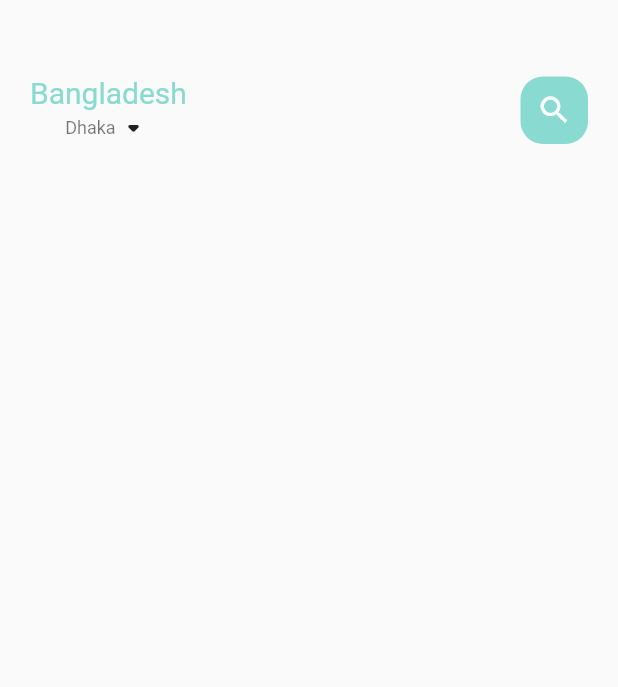
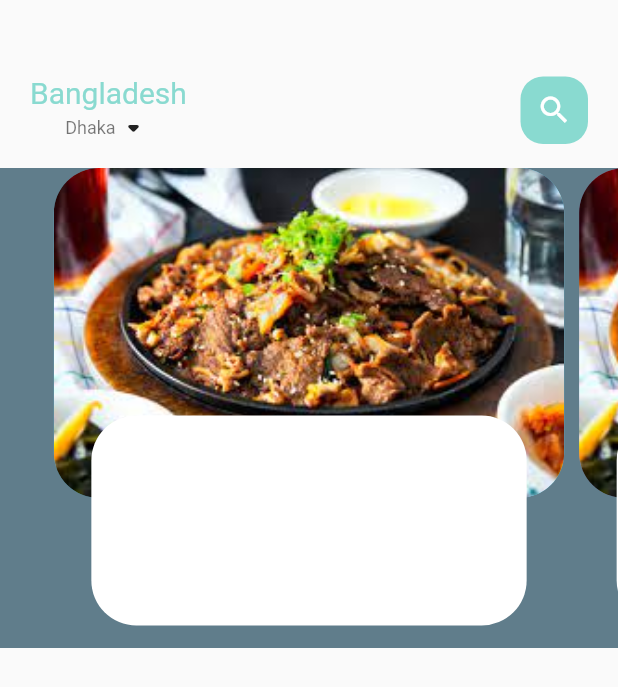
Before and after one commit to Md-Shadiuzzaman-Khan/Food-Delivary-E-commerce-App, a Flutter app: the screen it shows after launch, on a phone screen of 412 x 824 dp. Shown: the top 687 px of the screen. Run offline on Flutter 3.47's test engine with Material 2 defaults, Android fonts, the phone set to English and light mode, and no system bars.

Commit message:
Initial commit
e-commerce app

```diff
--- /dev/null
+++ b/lib/home/food_page_body.dart
@@ -0,0 +1,54 @@
+import 'package:flutter/cupertino.dart';
+import 'package:flutter/material.dart';
+
+class FoodPageBody extends StatefulWidget {
+  const FoodPageBody({Key? key}) : super(key: key);
+
+  @override
+  State<FoodPageBody> createState() => _FoodPageBodyState();
+}
+
+class _FoodPageBodyState extends State<FoodPageBody> {
+  PageController pageController = PageController(viewportFraction: 0.85);
+  @override
+  Widget build(BuildContext context) {
+    return Container(
+      color: Colors.blueGrey,
+      height: 320,
+      child: PageView.builder(controller: pageController, itemCount: 5, itemBuilder: (context, position){
+        return _buildPageItem(position);
+      }),
+    );
+  }
+  Widget _buildPageItem(int index){
+    return Stack(
+      children: [
+        Container(
+          height:  220,
+          margin: EdgeInsets.only(left: 5, right: 5),
+          decoration: BoxDecoration(
+            borderRadius: BorderRadius.circular(30),
+            color: index.isEven?Color(0xFF69c5df):Color(0xFF9294cc),
+            image:  DecorationImage(
+              fit: BoxFit.cover,
+              image: AssetImage(
+                  "assets/image/image1.jpeg"
+              ),
+            ),
+          ),
+        ),
+        Align(
+          alignment: Alignment.bottomCenter,
+          child: Container(
+            height:  140,
+            margin: EdgeInsets.only(left: 30, right: 30, bottom: 15),
+            decoration: BoxDecoration(
+              borderRadius: BorderRadius.circular(30),
+              color: Colors.white,
+            ),
+          ),
+        ),
+      ],
+    );
+  }
+}
--- a/lib/home/main_food_page.dart
+++ b/lib/home/main_food_page.dart
@@ -1,5 +1,6 @@
 import 'package:flutter/cupertino.dart';
 import 'package:flutter/material.dart';
+import 'package:food_delivary_app/home/food_page_body.dart';
 import 'package:food_delivary_app/utils/colors.dart';
 import 'package:food_delivary_app/widgets/big_text.dart';
 import 'package:food_delivary_app/widgets/small_text.dart';
@@ -50,6 +51,7 @@ class _MainFoodPageState extends State<MainFoodPage> {
               ),
             ),
           ),
+          FoodPageBody(),
         ],
       ),
     );
--- a/pubspec.yaml
+++ b/pubspec.yaml
@@ -60,7 +60,7 @@ flutter:
 
   # To add assets to your application, add an assets section, like this:
   assets:
-    - assets/images/
+    - assets/image/
   fonts:
     - family: Roboto
       fonts:
```
